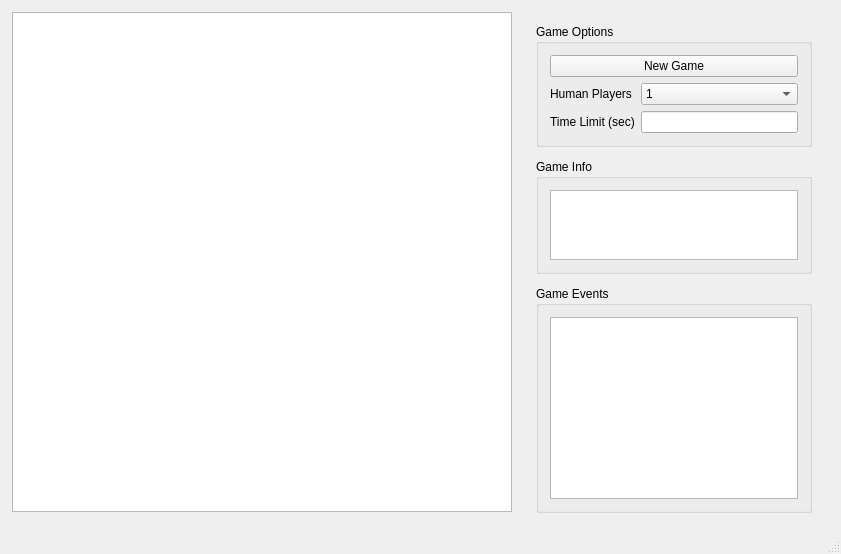
First picture: the form in ui/mainwindow.ui, repository DableUTeeF/RLGames, before the edit.
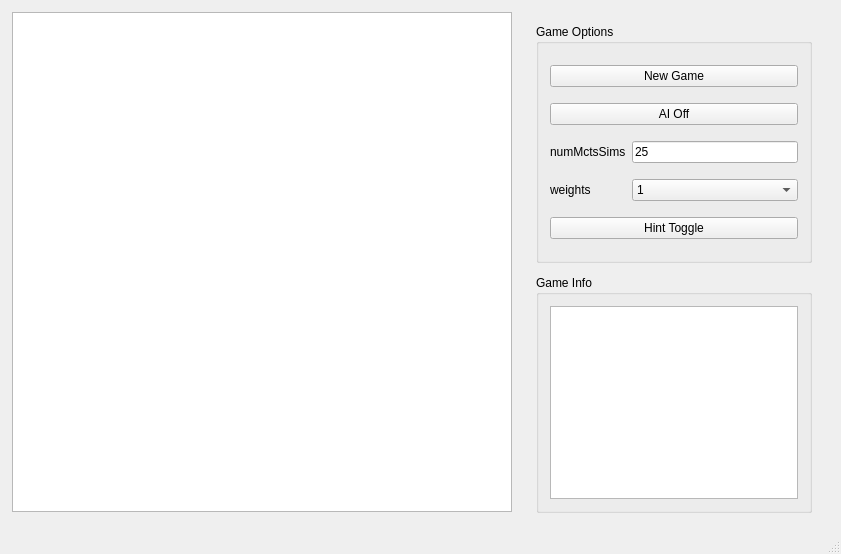
Second picture: the form after the edit.

Commit message: Successfully separate mainwindow and mainscreen 	modified:   main.py 	new file:   mainscreen.py 	modified:   mainwindow.py 	modified:   ui/mainwindow.ui

Diff of the .ui file:
```diff
--- a/ui/mainwindow.ui
+++ b/ui/mainwindow.ui
@@ -56,7 +56,7 @@
     <property name="frameShadow">
      <enum>QFrame::Raised</enum>
     </property>
-    <layout class="QVBoxLayout" name="verticalLayout_2" stretch="0,0,0">
+    <layout class="QVBoxLayout" name="verticalLayout_2" stretch="0,0">
      <property name="spacing">
       <number>12</number>
      </property>
@@ -94,25 +94,29 @@
           </property>
          </widget>
         </item>
-        <item row="2" column="0">
+        <item row="4" column="0">
          <widget class="QLabel" name="label_2">
           <property name="text">
-           <string>Human Players</string>
+           <string>numMctsSims</string>
           </property>
          </widget>
         </item>
-        <item row="3" column="1">
-         <widget class="QLineEdit" name="lineEditTimeLimit"/>
-        </item>
-        <item row="3" column="0">
+        <item row="5" column="0">
          <widget class="QLabel" name="label">
           <property name="text">
-           <string>Time Limit (sec)</string>
+           <string>weights</string>
           </property>
          </widget>
         </item>
-        <item row="2" column="1">
-         <widget class="QComboBox" name="comboBoxNumberOfHumans">
+        <item row="4" column="1">
+         <widget class="QLineEdit" name="lineEditNumMCTSSims">
+          <property name="text">
+           <string>25</string>
+          </property>
+         </widget>
+        </item>
+        <item row="5" column="1">
+         <widget class="QComboBox" name="comboBoxWeightsName">
           <item>
            <property name="text">
             <string>1</string>
@@ -125,6 +129,20 @@
           </item>
          </widget>
         </item>
+        <item row="1" column="0" colspan="2">
+         <widget class="QPushButton" name="pushButtonAIToggle">
+          <property name="text">
+           <string>AI Off</string>
+          </property>
+         </widget>
+        </item>
+        <item row="6" column="0" colspan="2">
+         <widget class="QPushButton" name="pushButtonHintToggle">
+          <property name="text">
+           <string>Hint Toggle</string>
+          </property>
+         </widget>
+        </item>
        </layout>
       </widget>
      </item>
@@ -146,24 +164,6 @@
        </layout>
       </widget>
      </item>
-     <item>
-      <widget class="QGroupBox" name="groupBox">
-       <property name="sizePolicy">
-        <sizepolicy hsizetype="Preferred" vsizetype="Preferred">
-         <horstretch>0</horstretch>
-         <verstretch>7</verstretch>
-        </sizepolicy>
-       </property>
-       <property name="title">
-        <string>Game Events</string>
-       </property>
-       <layout class="QVBoxLayout" name="verticalLayout">
-        <item>
-         <widget class="QTextEdit" name="textEditEvents"/>
-        </item>
-       </layout>
-      </widget>
-     </item>
     </layout>
    </widget>
    <widget class="QGraphicsView" name="graphicsViewBoard">
```
The commit also changes 4 other files.
